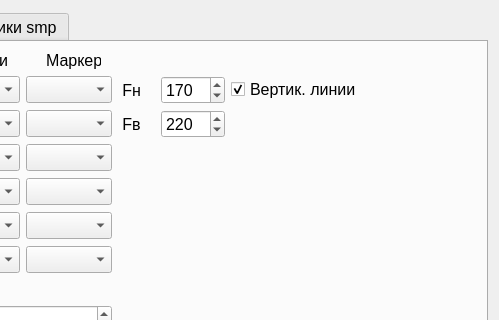
Before: the Qt Designer form UI.ui in Nenu1985/stend, drawn with Qt 5; both pictures show x 256 to 755 and y 0 to 320 of the 755 by 484 pixel window.
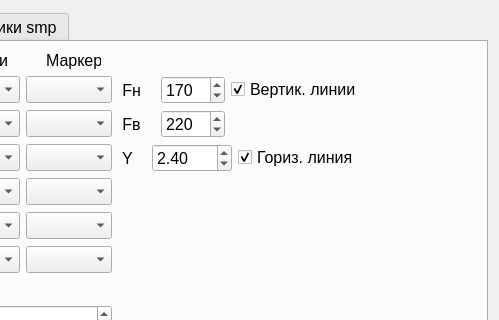
After: the same form once the commit is applied. The open tabs and pages were chosen to show the change. Icons and pictures are not drawn.

Commit message: Horizontal Y line

Patch:
```diff
--- a/UI.ui
+++ b/UI.ui
@@ -631,6 +631,62 @@
            </item>
           </layout>
          </item>
+         <item>
+          <layout class="QHBoxLayout" name="horizontalLayout_4">
+           <item>
+            <widget class="QLabel" name="label_20">
+             <property name="text">
+              <string> Y   </string>
+             </property>
+            </widget>
+           </item>
+           <item>
+            <widget class="QDoubleSpinBox" name="doubleSpinBox_hor_line">
+             <property name="minimumSize">
+              <size>
+               <width>80</width>
+               <height>0</height>
+              </size>
+             </property>
+             <property name="minimum">
+              <double>-9999.000000000000000</double>
+             </property>
+             <property name="maximum">
+              <double>9999.000000000000000</double>
+             </property>
+             <property name="singleStep">
+              <double>0.100000000000000</double>
+             </property>
+             <property name="value">
+              <double>2.400000000000000</double>
+             </property>
+            </widget>
+           </item>
+           <item>
+            <widget class="QCheckBox" name="checkBox_hor_line_show">
+             <property name="text">
+              <string>Гориз. линия</string>
+             </property>
+             <property name="checked">
+              <bool>true</bool>
+             </property>
+            </widget>
+           </item>
+           <item>
+            <spacer name="horizontalSpacer_4">
+             <property name="orientation">
+              <enum>Qt::Horizontal</enum>
+             </property>
+             <property name="sizeHint" stdset="0">
+              <size>
+               <width>40</width>
+               <height>20</height>
+              </size>
+             </property>
+            </spacer>
+           </item>
+          </layout>
+         </item>
          <item>
           <spacer name="verticalSpacer_3">
            <property name="orientation">
```
Left out of the diff: 2 changed lines with no effect on the pictures. The commit also changes 3 other files.
